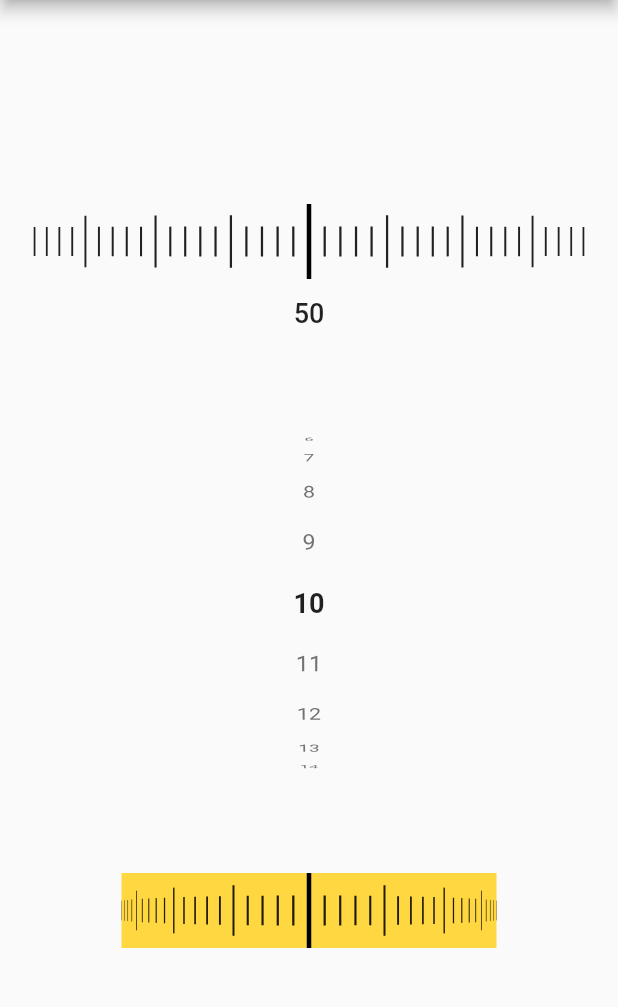
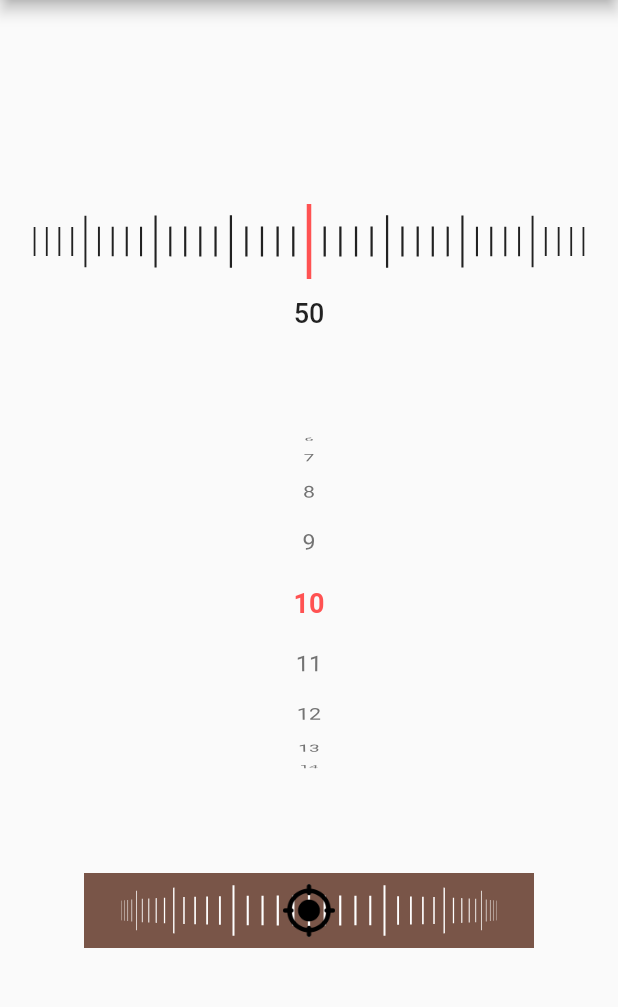
Before and after one commit to srinivasa-dev/wheel_slider, a Flutter app: the screen it shows after launch, on a phone screen of 412 x 824 dp, the part 84-1091 px from its top. Run offline on Flutter 3.47's test engine with Material 2 defaults, Android fonts, the phone set to English and light mode, and no system bars; drawn by our look-alikes of wheel_chooser.

Commit message:
- Refined code - Updated Wheel Chooser plugin to the latest version. - Added property `scrollPhysics` - Added property `allowPointerTappable` - Added support for Custom Pointer - Updated README and CHANGELOG files

```diff
--- a/example/lib/main.dart
+++ b/example/lib/main.dart
@@ -11,15 +11,9 @@ class MyApp extends StatelessWidget {
   // This widget is the root of your application.
   @override
   Widget build(BuildContext context) {
-    return MaterialApp(
+    return const MaterialApp(
       debugShowCheckedModeBanner: false,
-      theme: ThemeData.light(),
-      darkTheme: ThemeData(
-        brightness: Brightness.dark,
-        scaffoldBackgroundColor: Colors.grey[700],
-      ),
-      themeMode: ThemeMode.system,
-      home: const HomeScreen(),
+      home: HomeScreen(),
     );
   }
 }
@@ -69,6 +63,7 @@ class _HomeScreenState extends State<HomeScreen> {
                 });
               },
               hapticFeedbackType: HapticFeedbackType.vibrate,
+              pointerColor: Colors.redAccent,
             ),
             Text(
               _currentValue.toString(),
@@ -94,6 +89,7 @@ class _HomeScreenState extends State<HomeScreen> {
               selectedNumberStyle: const TextStyle(
                 fontSize: 18.0,
                 fontWeight: FontWeight.bold,
+                color: Colors.redAccent,
               ),
               currentIndex: _nCurrentValue,
               onValueChanged: (val) {
@@ -112,9 +108,15 @@ class _HomeScreenState extends State<HomeScreen> {
               perspective: 0.01,
               isVibrate: false,
               background: Container(
-                width: 250,
+                width: 300,
                 height: double.infinity,
-                color: Colors.amberAccent,
+                color: Colors.brown,
+              ),
+              lineColor: Colors.white,
+              customPointer: const ImageIcon(
+                AssetImage('assets/crosshair.png'),
+                color: Colors.black,
+                size: 35.0,
               ),
               onValueChanged: (val) {
 
--- a/example/pubspec.yaml
+++ b/example/pubspec.yaml
@@ -61,9 +61,8 @@ flutter:
   uses-material-design: true
 
   # To add assets to your application, add an assets section, like this:
-  # assets:
-  #   - images/a_dot_burr.jpeg
-  #   - images/a_dot_ham.jpeg
+  assets:
+    - assets/
 
   # An image asset can refer to one or more resolution-specific "variants", see
   # https://flutter.dev/assets-and-images/#resolution-aware.
--- a/lib/wheel_slider.dart
+++ b/lib/wheel_slider.dart
@@ -25,9 +25,17 @@ class WheelSlider extends StatefulWidget {
   /// This is a type String, only valid inputs are "default", "light",  "medium", "heavy", "selectionClick".
   final String hapticFeedback;
   final bool showPointer;
+  final Widget? pointer;
+  /// Change pointer into any desired widget.
+  final Widget? customPointer;
   final TextStyle? selectedNumberStyle, unSelectedNumberStyle;
   final List<Widget> children;
   int? currentIndex;
+  final ScrollPhysics? scrollPhysics;
+  /// - When this is set to FALSE scroll functionality won't work for the occupied region.
+  /// - When using customPointer with GestureDetector/InkWell, set it to FALSE to enable gestures.
+  /// - When using default pointer set it to default state i.e TRUE.
+  final bool allowPointerTappable;
 
    WheelSlider({
     Key? key,
@@ -52,12 +60,25 @@ class WheelSlider extends StatefulWidget {
     this.isVibrate = true,
     HapticFeedbackType hapticFeedbackType = HapticFeedbackType.vibrate,
     this.showPointer = true,
+    this.customPointer,
+    this.scrollPhysics,
+    this.allowPointerTappable = true,
   }) : assert(perspective <= 0.01),
-        selectedNumberStyle = null, unSelectedNumberStyle = null,
-        children = barUI(totalCount, horizontal, lineColor),
-        currentIndex = null,
+         selectedNumberStyle = null, unSelectedNumberStyle = null,
+         children = barUI(totalCount, horizontal, lineColor),
+         currentIndex = null,
          hapticFeedback = hapticFeedbackType.value,
+         pointer = customPointer == null
+             ? pointerWidget(customPointer, horizontal, pointerHeight, pointerWidth, pointerColor) : null,
         super(key: key);
+
+   static Widget? pointerWidget(Widget? customPointer, bool horizontal, double pointerHeight, double pointerWidth, Color pointerColor) {
+     return customPointer == null ? Container(
+       height: horizontal ? pointerHeight : pointerWidth,
+       width: horizontal ? pointerWidth : pointerHeight,
+       color: pointerColor,
+     ) : null;
+   }
 
    static List<Widget> barUI(totalCount, horizontal, lineColor) {
      return List.generate(totalCount+1, (index) => Container(
@@ -104,9 +125,12 @@ class WheelSlider extends StatefulWidget {
     this.isVibrate = true,
     HapticFeedbackType hapticFeedbackType = HapticFeedbackType.vibrate,
     this.showPointer = false,
+    this.customPointer,
     this.selectedNumberStyle = const TextStyle(fontWeight: FontWeight.bold),
     this.unSelectedNumberStyle = const TextStyle(),
     required this.currentIndex,
+    this.scrollPhysics,
+    this.allowPointerTappable = true,
   }) : assert(perspective <= 0.01),
         lineColor = null,
         children = List.generate(totalCount+1, (index) {
@@ -116,6 +140,8 @@ class WheelSlider extends StatefulWidget {
           );}
         ),
         hapticFeedback = hapticFeedbackType.value,
+        pointer = customPointer == null
+            ? pointerWidget(customPointer, horizontal, pointerHeight, pointerWidth, pointerColor) : null,
         super(key: key);
 
   static bool multipleOfFive(int n) {
@@ -179,7 +205,6 @@ class _WheelSliderState extends State<WheelSlider> {
                 widget.onValueChanged(val);
               });
             },
-            datas: List.generate(widget.totalCount+1, (index) => index),
             children: widget.children,
             startPosition: widget.initValue,
             horizontal: widget.horizontal,
@@ -188,15 +213,15 @@ class _WheelSliderState extends State<WheelSlider> {
             perspective: widget.perspective,
             listWidth: widget.listWidth,
             squeeze: widget.squeeze,
+            physics: widget.scrollPhysics,
           ),
-          Visibility(
-            visible: widget.showPointer,
-            child: Container(
-              height: widget.horizontal ? widget.pointerHeight : widget.pointerWidth,
-              width: widget.horizontal ? widget.pointerWidth : widget.pointerHeight,
-              color: widget.pointerColor,
+          IgnorePointer(
+            ignoring: widget.allowPointerTappable,
+            child: Visibility(
+              visible: widget.showPointer,
+              child: widget.customPointer ?? widget.pointer!,
             ),
-          ),
+          ),  // For details on this widget check out the document here https://api.flutter.dev/flutter/widgets/IgnorePointer-class.html
         ],
       ),
     );
--- a/pubspec.yaml
+++ b/pubspec.yaml
@@ -11,7 +11,7 @@ dependencies:
   flutter:
     sdk: flutter
 
-  wheel_chooser: ^1.0.0
+  wheel_chooser: ^1.1.2
 
 dev_dependencies:
   flutter_test:
```
Also changed, not shown: example/assets/crosshair.png (added), example/pubspec.lock, 2 other files.
